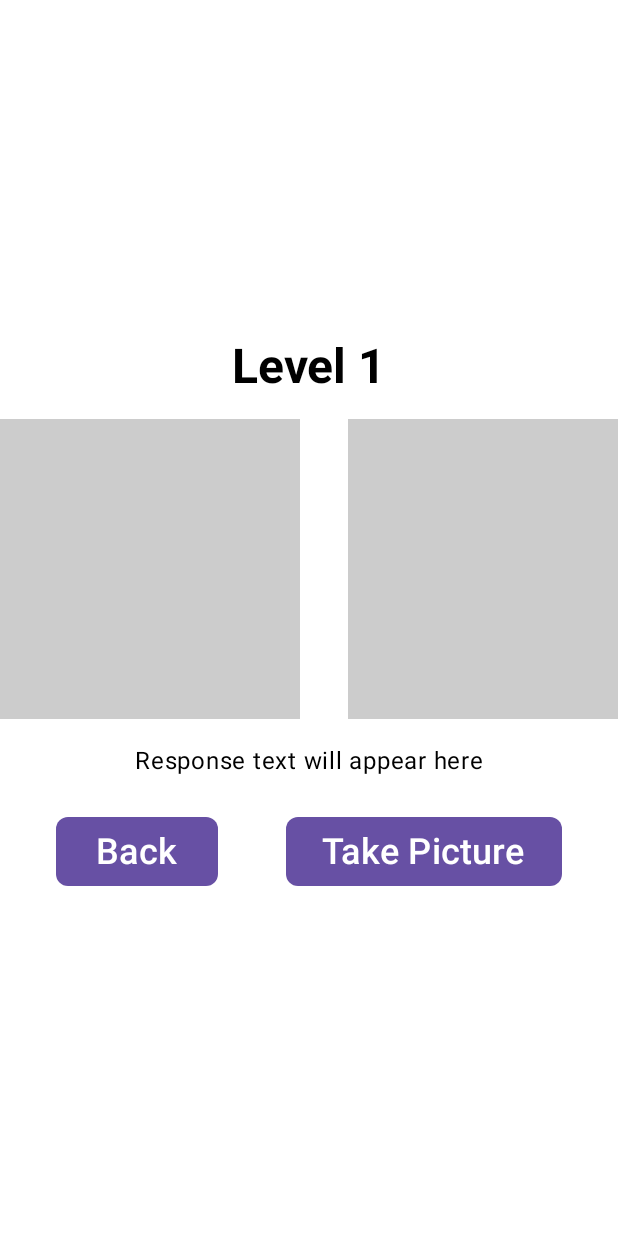
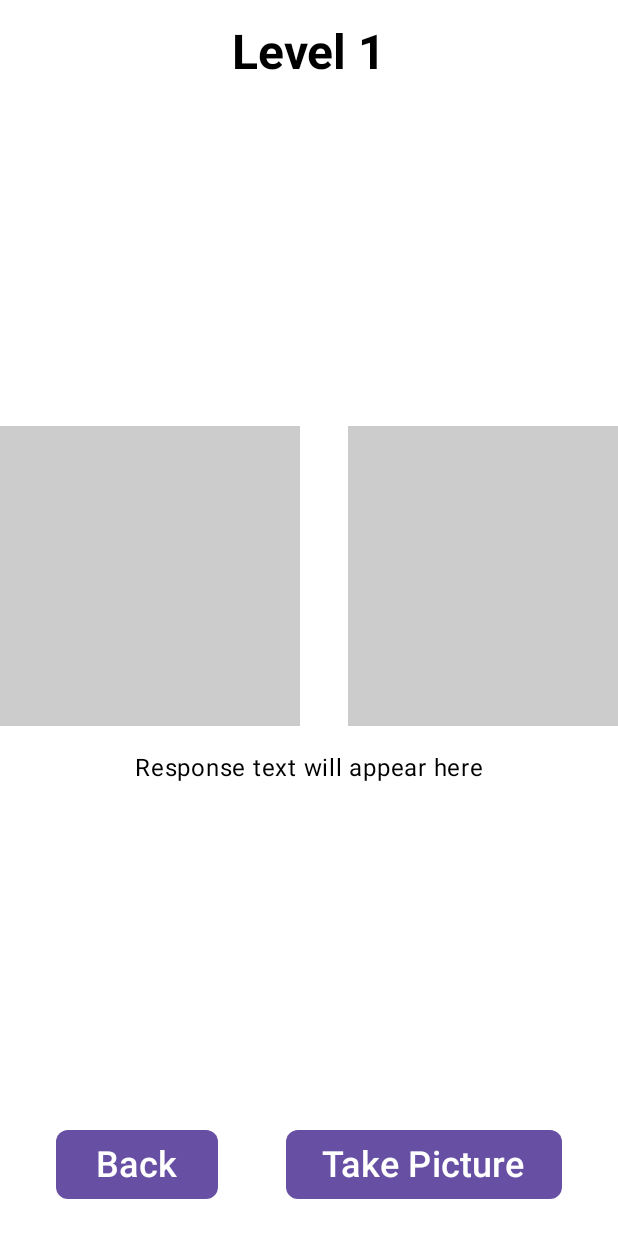
Before and after one commit to Bosurgi/EmoPal, an Android app built with Jetpack Compose: the @Preview function LevelScreenPreview, on a phone screen of 412 x 824 dp. Run offline under Robolectric (Android 15) with nearby library versions, the phone set to English and light mode, and no system bars.

Commit message:
feat: Level Screen UI reorganised better (#14).

```diff
--- a/app/src/main/java/com/dissertation/emopal/ui/screens/play/Level.kt
+++ b/app/src/main/java/com/dissertation/emopal/ui/screens/play/Level.kt
@@ -35,23 +35,28 @@ fun Level(
 ) {
     val orientation = LocalConfiguration.current.orientation
     val boxPadding = if (orientation == Configuration.ORIENTATION_LANDSCAPE) 8.dp else 32.dp
-
     Box(
         modifier = Modifier.fillMaxSize(),
         contentAlignment = Alignment.Center
     ) {
-        Column(
-            horizontalAlignment = Alignment.CenterHorizontally,
-            verticalArrangement = Arrangement.SpaceEvenly
-        ) {
-            // Top Row for Level Information
+
+        // HEADER SECTION //
+        Column(modifier = Modifier.align(Alignment.TopCenter)) {
+            // Level Description //
             Text(
                 text = "Level $level",
                 fontWeight = FontWeight.Bold,
                 fontSize = MaterialTheme.typography.headlineLarge.fontSize,
-                modifier = Modifier.padding(bottom = 16.dp)
+                modifier = Modifier
+                    .padding(16.dp)
+                    .align(Alignment.CenterHorizontally)
             )
-
+        }
+        // MAIN BODY //
+        Column(
+            horizontalAlignment = Alignment.CenterHorizontally,
+            verticalArrangement = Arrangement.SpaceEvenly,
+        ) {
             // Middle Row for Images
             Row(
                 modifier = Modifier.fillMaxWidth(),
@@ -81,14 +86,20 @@ fun Level(
                 }
             }
 
-            // Response Text
+            // Response Text //
             Text(
                 text = "Response text will appear here",
                 modifier = Modifier.padding(top = 16.dp, bottom = 16.dp),
                 style = MaterialTheme.typography.bodyLarge
             )
-
-            // Bottom Row for Buttons
+        }
+        // FOOTER SECTION //
+        Column(
+            modifier = Modifier
+                .align(Alignment.BottomCenter)
+                .padding(bottom = 16.dp),
+            horizontalAlignment = Alignment.CenterHorizontally
+        ) {
             Row(
                 modifier = Modifier
                     .fillMaxWidth(),
@@ -101,6 +112,7 @@ fun Level(
                 // Take Picture Button
                 GenericButton("Take Picture", onClick = onTakePicture)
             }
+
         }
     }
 }
```
